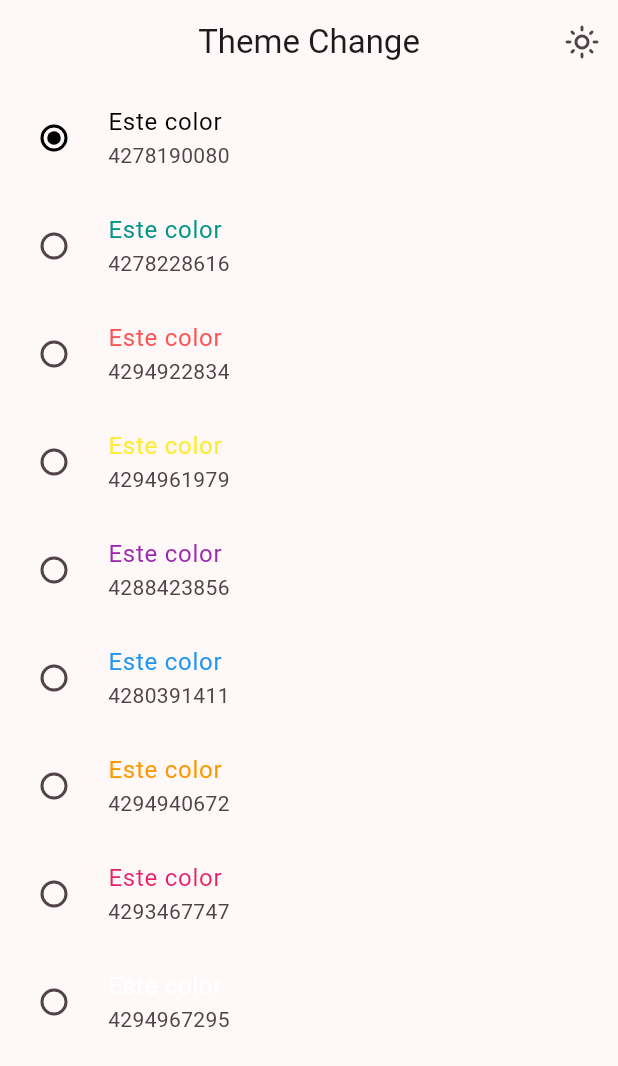
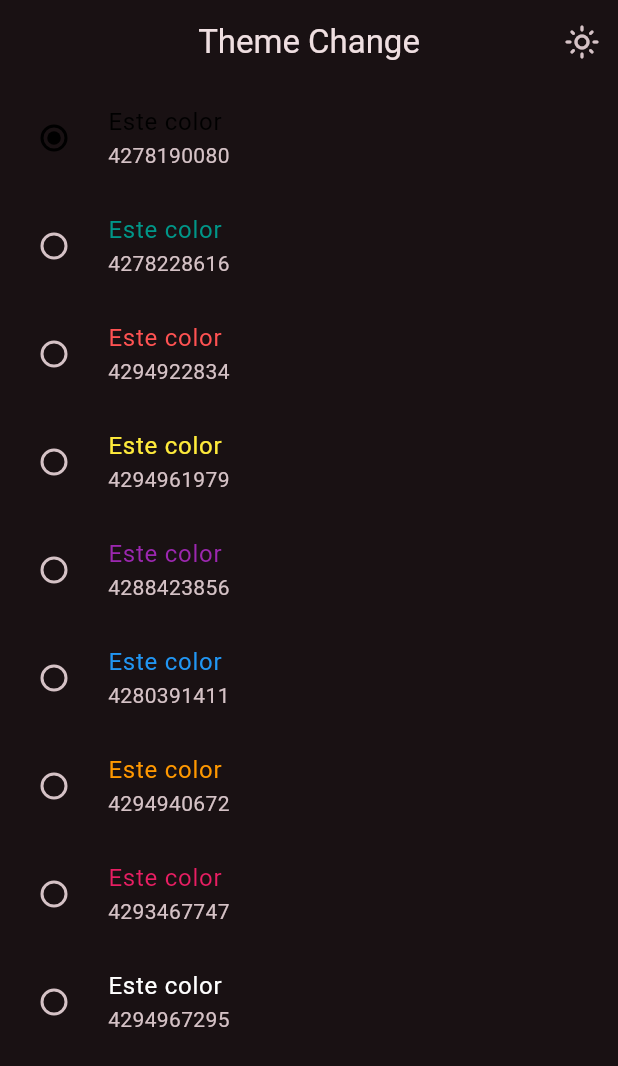
Before and after one commit to legallyfree/widgets_flutter, a Flutter app: the ThemeScreen screen opened by its route, after a tap on the "dark mode" icon, on a phone screen of 412 x 824 dp. Shown: the top 1066 px of the screen. Run offline on Flutter 3.47's test engine with Material 3 defaults, Android fonts, the phone set to English and light mode, and no system bars; our stand-ins replace animate_do, flutter_riverpod, go_router.

Commit message:
v165 se implementó copyWith

```diff
--- a/lib/config/theme/app_theme.dart
+++ b/lib/config/theme/app_theme.dart
@@ -29,4 +29,13 @@ class AppTheme {
           centerTitle: true,
         ),
       );
+
+  AppTheme copyWith({
+    int? selectedColor,
+    bool? isDarkMode,
+  }) =>
+      AppTheme(
+        selectedColor: selectedColor ?? this.selectedColor,
+        isDarkMode: isDarkMode ?? this.isDarkMode,
+      );
 }
--- a/lib/presentation/providers/theme_provider.dart
+++ b/lib/presentation/providers/theme_provider.dart
@@ -13,7 +13,11 @@ final themeNotifierProvider =
 class ThemeNotifier extends StateNotifier<AppTheme> {
   ThemeNotifier() : super(AppTheme());
 
-  void toggleDarkMode() {}
+  void toggleDarkMode() {
+    state = state.copyWith(isDarkMode: !state.isDarkMode);
+  }
 
-  void changeColorIndex(int colorIndex) {}
+  void changeColorIndex(int colorIndex) {
+    state = state.copyWith(selectedColor: colorIndex);
+  }
 }
--- a/lib/presentation/screens/theme/theme_screen.dart
+++ b/lib/presentation/screens/theme/theme_screen.dart
@@ -9,7 +9,7 @@ class ThemeScreen extends ConsumerWidget {
 
   @override
   Widget build(BuildContext context, WidgetRef ref) {
-    final isDarkMode = ref.watch(isDarkProvider);
+    final isDarkMode = ref.watch(themeNotifierProvider).isDarkMode;
 
     return Scaffold(
       appBar: AppBar(
@@ -20,7 +20,7 @@ class ThemeScreen extends ConsumerWidget {
                 ? Icons.light_mode_outlined
                 : Icons.dark_mode_outlined),
             onPressed: () {
-              ref.read(isDarkProvider.notifier).update((state) => !state);
+              ref.read(themeNotifierProvider.notifier).toggleDarkMode();
             },
           )
         ],
@@ -36,7 +36,7 @@ class _ThemeChangerView extends ConsumerWidget {
   @override
   Widget build(BuildContext context, WidgetRef ref) {
     final List<Color> colors = ref.watch(colorListProvider);
-    final int selectedColor = ref.watch(selectedColorProvider);
+    final int selectedColor = ref.watch(themeNotifierProvider).selectedColor;
 
     return ListView.builder(
       itemCount: colors.length,
@@ -49,7 +49,7 @@ class _ThemeChangerView extends ConsumerWidget {
           value: index,
           groupValue: selectedColor,
           onChanged: (value) {
-            ref.read(selectedColorProvider.notifier).state = index;
+            ref.read(themeNotifierProvider.notifier).changeColorIndex(index);
           },
         );
       },
```
